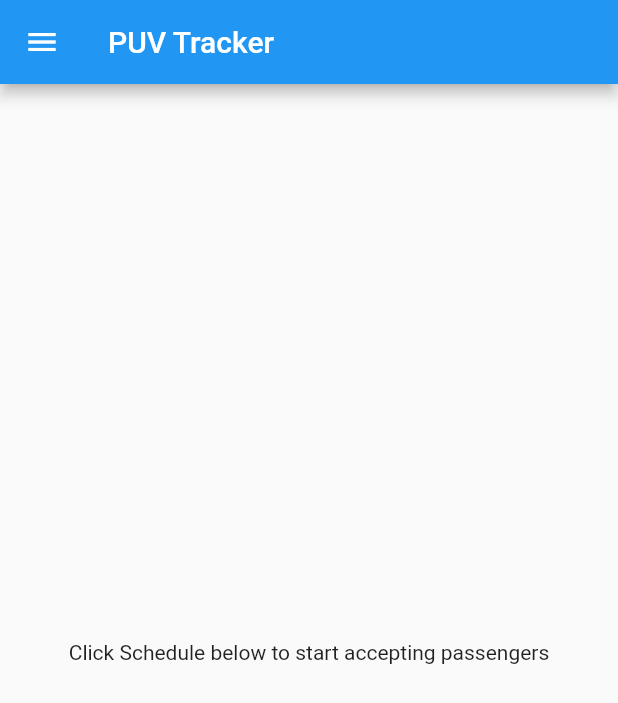
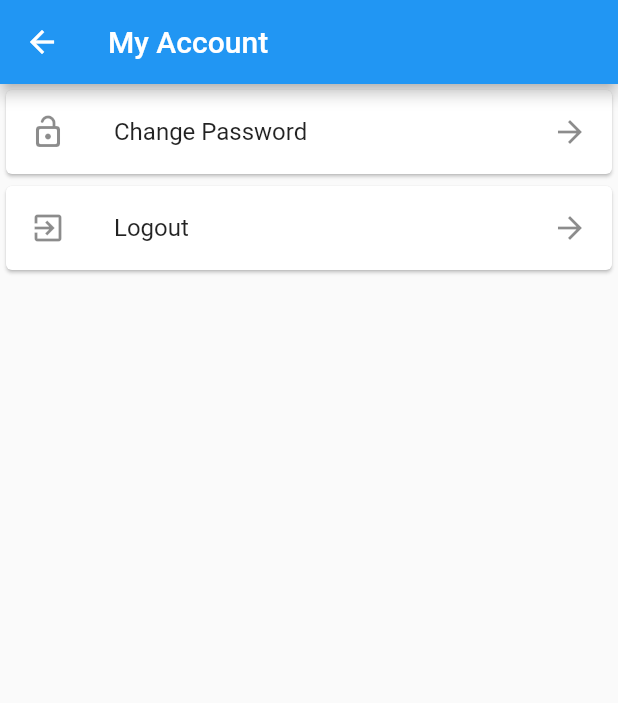
Before and after one commit to cftiangco/puv_tracker_mobileapp, a Flutter app: the HomeDriver screen opened by its route, in the side drawer, after a tap on "My Account", on a phone screen of 412 x 824 dp. Shown: the top 703 px of the screen. Run offline on Flutter 3.47's test engine with Material 2 defaults, Android fonts, the light colour scheme and no system bars; our stand-ins replace shared_preferences; accounts and stored records are empty; network calls fail.

Commit message:
added myaccount,registration form

```diff
--- a/lib/main.dart
+++ b/lib/main.dart
@@ -6,15 +6,25 @@ import './pages/login.dart';
 
 void main() => runApp(const MyApp());
 
-class MyApp extends StatelessWidget {
+class MyApp extends StatefulWidget {
   const MyApp({Key? key}) : super(key: key);
 
   static const String _title = 'PUV Tracking';
 
   @override
+  State<MyApp> createState() => _MyAppState();
+}
+
+class _MyAppState extends State<MyApp> {
+  @override
+  void initState() {
+    super.initState();
+  }
+
+  @override
   Widget build(BuildContext context) {
     return MaterialApp(
-      title: _title,
+      title: MyApp._title,
       initialRoute: '/login',
       routes: {
         '/login': (context) => Login(),
--- a/lib/pages/home_driver.dart
+++ b/lib/pages/home_driver.dart
@@ -56,6 +56,7 @@ class _HomeDriver extends State<HomeDriver> {
   }
 
   Future<void> getPassengers() async {
+    try {
       var res = await http.get(
         Uri.parse('http://puvtrackingsystem.xyz/api/trips/${this.id}/active'),
         headers: {
@@ -64,12 +65,16 @@ class _HomeDriver extends State<HomeDriver> {
           HttpHeaders.authorizationHeader: 'Bearer ${this.token}'
         },
       );
+      this.passengers = jsonDecode(res.body);
       setState(() {
-      this.passengers = jsonDecode(res.body);
-      if (this.passengers['data'] != null) {
+        if (this.passengers['data']?.length > 0) {
           this.isAccepting = true;
         }
       });
+      print(this.passengers);
+    } catch (e) {
+      print(e);
+    }
   }
 
   void acceptPassengers(slotId) async {
@@ -155,6 +160,7 @@ class _HomeDriver extends State<HomeDriver> {
     this.getToken();
     this.getId();
     this.getData();
+    this.getPassengers();
     super.initState();
   }
 
@@ -168,7 +174,7 @@ class _HomeDriver extends State<HomeDriver> {
       body: isAccepting == true
           ? Passengers(
               dropButton: (id) => {this.dropPassenger(id)},
-              passengers: this.passengers,
+              passengers: this.passengers['data'],
               endTrip: this.handleEndTrip,
             )
           : SchedulesButton(
--- /dev/null
+++ b/lib/pages/my_account_driver.dart
@@ -0,0 +1,51 @@
+import 'package:flutter/material.dart';
+import 'package:puv_tracker/pages/change_password_driver.dart';
+import 'package:puv_tracker/widgets/item_card.dart';
+import 'package:shared_preferences/shared_preferences.dart';
+
+import 'login.dart';
+
+class MyAccountDriver extends StatefulWidget {
+  const MyAccountDriver({Key? key}) : super(key: key);
+
+  @override
+  State<MyAccountDriver> createState() => _MyAccountDriverState();
+}
+
+class _MyAccountDriverState extends State<MyAccountDriver> {
+  @override
+  Widget build(BuildContext context) {
+    return Scaffold(
+        appBar: AppBar(
+          title: Text('My Account'),
+        ),
+        body: Column(
+          children: [
+            ItemCards(
+              label: "Change Password",
+              icon: Icon(Icons.lock_open_rounded),
+              onPress: () {
+                Navigator.push(
+                  context,
+                  MaterialPageRoute(
+                    builder: (context) => const ChangePasswordDriver(),
+                  ),
+                );
+              },
+            ),
+            ItemCards(
+              label: "Logout",
+              icon: Icon(Icons.exit_to_app),
+              onPress: () async {
+                SharedPreferences preferences =
+                    await SharedPreferences.getInstance();
+                await preferences.clear();
+
+                Navigator.push(
+                    context, MaterialPageRoute(builder: (context) => Login()));
+              },
+            ),
+          ],
+        ));
+  }
+}
--- a/lib/screens/passengers.dart
+++ b/lib/screens/passengers.dart
@@ -1,5 +1,5 @@
 import 'package:flutter/material.dart';
-import 'package:puv_tracker/widgets/PassengerCard.dart';
+import 'package:puv_tracker/widgets/passenger_card.dart';
 
 class Passengers extends StatefulWidget {
   const Passengers({
@@ -77,22 +77,18 @@ class _PassengersState extends State<Passengers> {
           ),
           Expanded(
             child: ListView.builder(
-              itemCount: widget.passengers['data'].length,
+              itemCount: widget.passengers?.length ?? 0,
               itemBuilder: (context, index) {
                 return PassengerCard(
-                  statusId: widget.passengers['data'][index]['status_id'] ?? 0,
-                  onPress: () => widget
-                      .dropButton(widget.passengers['data'][index]['id'] ?? 0),
-                  fullName:
-                      widget.passengers['data'][index]['full_name'].toString(),
+                  statusId: widget.passengers[index]['status_id'] ?? 0,
+                  onPress: () =>
+                      widget.dropButton(widget.passengers?[index]['id'] ?? 0),
+                  fullName: widget.passengers[index]['full_name'].toString(),
                   typeName:
-                      widget.passengers['data'][index]['type']?.toString() ??
-                          'Regular',
-                  location:
-                      widget.passengers['data'][index]['location'].toString(),
-                  fee: widget.passengers['data'][index]['fee'].toString(),
-                  arrived:
-                      widget.passengers['data'][index]['arrived'].toString(),
+                      widget.passengers[index]['type']?.toString() ?? 'Regular',
+                  location: widget.passengers[index]['location'].toString(),
+                  fee: widget.passengers?[index]['fee'].toString(),
+                  arrived: widget.passengers[index]['arrived'].toString(),
                 );
               },
             ),
--- a/lib/widgets/PUV_drawer.dart
+++ b/lib/widgets/PUV_drawer.dart
@@ -1,4 +1,8 @@
 import 'package:flutter/material.dart';
+import 'package:puv_tracker/pages/home_driver.dart';
+import 'package:puv_tracker/pages/login.dart';
+import 'package:puv_tracker/pages/my_account_driver.dart';
+import 'package:shared_preferences/shared_preferences.dart';
 
 class PUVDrawer extends StatelessWidget {
   const PUVDrawer({Key? key}) : super(key: key);
@@ -31,19 +35,29 @@ class PUVDrawer extends StatelessWidget {
           ListTile(
             title: const Text('My Account'),
             onTap: () {
-              Navigator.pop(context);
+              // Navigator.pop(context);
+              Navigator.push(
+                context,
+                MaterialPageRoute(
+                    builder: (context) => const MyAccountDriver()),
+              );
             },
           ),
-          ListTile(
-            title: const Text('History'),
-            onTap: () {
-              Navigator.pop(context);
-            },
-          ),
+          // ListTile(
+          //   title: const Text('History'),
+          //   onTap: () {
+          //     Navigator.pop(context);
+          //   },
+          // ),
           ListTile(
             title: const Text('Logout'),
-            onTap: () {
-              Navigator.pop(context);
+            onTap: () async {
+              SharedPreferences preferences =
+                  await SharedPreferences.getInstance();
+              await preferences.clear();
+
+              Navigator.push(
+                  context, MaterialPageRoute(builder: (context) => Login()));
             },
           ),
         ],
--- /dev/null
+++ b/lib/widgets/item_card.dart
@@ -0,0 +1,24 @@
+import 'package:flutter/material.dart';
+
+class ItemCards extends StatelessWidget {
+  const ItemCards({
+    this.label,
+    required this.onPress,
+    required this.icon,
+    Key? key,
+  }) : super(key: key);
+  final label;
+  final onPress;
+  final Widget icon;
+  @override
+  Widget build(BuildContext context) {
+    return Card(
+      child: ListTile(
+        title: Text(this.label),
+        leading: this.icon,
+        trailing: Icon(Icons.arrow_forward),
+        onTap: this.onPress,
+      ),
+    );
+  }
+}
```
Also changed, not shown: lib/pages/change_password_driver.dart (added, +80 -0 lines), lib/pages/login.dart (+36 -5 lines), lib/pages/register.dart (added, +150 -0 lines), lib/services/pref_service.dart (+10 -0 lines), lib/widgets/PUV_text_field.dart (+14 -2 lines), lib/widgets/passenger_card.dart (renamed from lib/widgets/PassengerCard.dart). Lines whose indentation alone changed are shown as unchanged.
